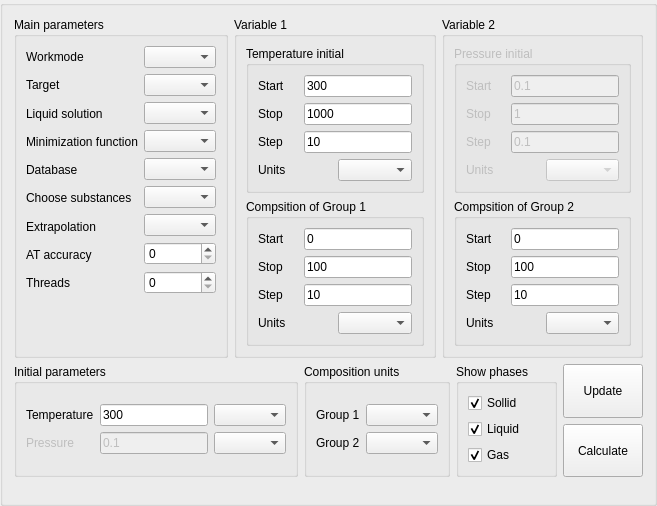
Above: src/calculationparameters.ui from alexonemore/atc before the change. Below: the same form after it.
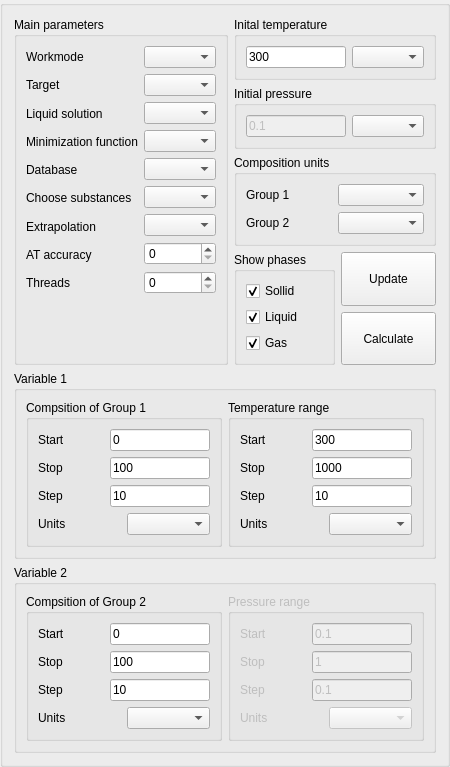
That is the form after the change.

Patch:
```diff
--- a/src/calculationparameters.ui
+++ b/src/calculationparameters.ui
@@ -6,16 +6,16 @@
    <rect>
     <x>0</x>
     <y>0</y>
-    <width>652</width>
-    <height>506</height>
+    <width>425</width>
+    <height>681</height>
    </rect>
   </property>
   <property name="windowTitle">
    <string>GroupBox</string>
   </property>
-  <layout class="QVBoxLayout" name="verticalLayout_27">
+  <layout class="QVBoxLayout" name="verticalLayout_10">
    <item>
-    <layout class="QHBoxLayout" name="horizontalLayout_13">
+    <layout class="QHBoxLayout" name="horizontalLayout_9">
      <item>
       <widget class="QGroupBox" name="groupBox_8">
        <property name="title">
@@ -125,20 +125,211 @@
          </layout>
         </item>
         <item>
-         <spacer name="verticalSpacer_3">
+         <spacer name="verticalSpacer">
           <property name="orientation">
            <enum>Qt::Vertical</enum>
           </property>
           <property name="sizeHint" stdset="0">
            <size>
-            <width>20</width>
-            <height>40</height>
+            <width>0</width>
+            <height>0</height>
            </size>
           </property>
          </spacer>
         </item>
        </layout>
       </widget>
+     </item>
+     <item>
+      <layout class="QVBoxLayout" name="verticalLayout_27">
+       <item>
+        <widget class="QGroupBox" name="groupBox_11">
+         <property name="title">
+          <string>Inital temperature</string>
+         </property>
+         <layout class="QHBoxLayout" name="horizontalLayout_10">
+          <item>
+           <widget class="QLineEdit" name="temperature_initial">
+            <property name="sizePolicy">
+             <sizepolicy hsizetype="Minimum" vsizetype="Fixed">
+              <horstretch>0</horstretch>
+              <verstretch>0</verstretch>
+             </sizepolicy>
+            </property>
+            <property name="maximumSize">
+             <size>
+              <width>100</width>
+              <height>16777215</height>
+             </size>
+            </property>
+            <property name="text">
+             <string>300</string>
+            </property>
+           </widget>
+          </item>
+          <item>
+           <widget class="QComboBox" name="temperature_initial_units"/>
+          </item>
+         </layout>
+        </widget>
+       </item>
+       <item>
+        <widget class="QGroupBox" name="groupBox_12">
+         <property name="title">
+          <string>Initial pressure</string>
+         </property>
+         <layout class="QHBoxLayout" name="horizontalLayout_16">
+          <item>
+           <widget class="QLineEdit" name="pressure_initial">
+            <property name="enabled">
+             <bool>false</bool>
+            </property>
+            <property name="sizePolicy">
+             <sizepolicy hsizetype="Minimum" vsizetype="Fixed">
+              <horstretch>0</horstretch>
+              <verstretch>0</verstretch>
+             </sizepolicy>
+            </property>
+            <property name="maximumSize">
+             <size>
+              <width>100</width>
+              <height>16777215</height>
+             </size>
+            </property>
+            <property name="text">
+             <string>0.1</string>
+            </property>
+           </widget>
+          </item>
+          <item>
+           <widget class="QComboBox" name="pressure_initial_units"/>
+          </item>
+         </layout>
+        </widget>
+       </item>
+       <item>
+        <widget class="QGroupBox" name="groupBox_7">
+         <property name="title">
+          <string>Composition units</string>
+         </property>
+         <layout class="QVBoxLayout" name="verticalLayout_17">
+          <item>
+           <layout class="QHBoxLayout" name="horizontalLayout_2">
+            <item>
+             <layout class="QVBoxLayout" name="verticalLayout_20">
+              <item>
+               <widget class="QLabel" name="label_18">
+                <property name="text">
+                 <string>Group 1</string>
+                </property>
+               </widget>
+              </item>
+              <item>
+               <widget class="QLabel" name="label_17">
+                <property name="text">
+                 <string>Group 2</string>
+                </property>
+               </widget>
+              </item>
+             </layout>
+            </item>
+            <item>
+             <layout class="QVBoxLayout" name="verticalLayout_21">
+              <item>
+               <widget class="QComboBox" name="group1_units"/>
+              </item>
+              <item>
+               <widget class="QComboBox" name="group2_units"/>
+              </item>
+             </layout>
+            </item>
+           </layout>
+          </item>
+         </layout>
+        </widget>
+       </item>
+       <item>
+        <layout class="QHBoxLayout" name="horizontalLayout_8">
+         <item>
+          <widget class="QGroupBox" name="groupBox_10">
+           <property name="sizePolicy">
+            <sizepolicy hsizetype="Minimum" vsizetype="Preferred">
+             <horstretch>0</horstretch>
+             <verstretch>0</verstretch>
+            </sizepolicy>
+           </property>
+           <property name="title">
+            <string>Show phases</string>
+           </property>
+           <layout class="QVBoxLayout" name="verticalLayout_26">
+            <item>
+             <widget class="QCheckBox" name="show_solid">
+              <property name="text">
+               <string>Sollid</string>
+              </property>
+              <property name="checked">
+               <bool>true</bool>
+              </property>
+             </widget>
+            </item>
+            <item>
+             <widget class="QCheckBox" name="show_liquid">
+              <property name="text">
+               <string>Liquid</string>
+              </property>
+              <property name="checked">
+               <bool>true</bool>
+              </property>
+             </widget>
+            </item>
+            <item>
+             <widget class="QCheckBox" name="show_gas">
+              <property name="text">
+               <string>Gas</string>
+              </property>
+              <property name="checked">
+               <bool>true</bool>
+              </property>
+             </widget>
+            </item>
+           </layout>
+          </widget>
+         </item>
+         <item>
+          <layout class="QVBoxLayout" name="verticalLayout_25">
+           <item>
+            <widget class="QPushButton" name="update">
+             <property name="sizePolicy">
+              <sizepolicy hsizetype="Preferred" vsizetype="Preferred">
+               <horstretch>0</horstretch>
+               <verstretch>0</verstretch>
+              </sizepolicy>
+             </property>
+             <property name="text">
+              <string>Update</string>
+             </property>
+            </widget>
+           </item>
+           <item>
+            <widget class="QPushButton" name="calculate">
+             <property name="sizePolicy">
+              <sizepolicy hsizetype="Preferred" vsizetype="Preferred">
+               <horstretch>0</horstretch>
+               <verstretch>0</verstretch>
+              </sizepolicy>
+             </property>
+             <property name="text">
+              <string>Calculate</string>
+             </property>
+            </widget>
+           </item>
+          </layout>
+         </item>
+        </layout>
+       </item>
+      </layout>
+     </item>
+    </layout>
      </item>
      <item>
       <widget class="QGroupBox" name="groupBox_2">
@@ -154,108 +345,7 @@
        <property name="checked">
         <bool>false</bool>
        </property>
-       <layout class="QVBoxLayout" name="verticalLayout_10">
-        <item>
-         <widget class="QGroupBox" name="groupBox">
-          <property name="title">
-           <string>Temperature initial</string>
-          </property>
-          <property name="checkable">
-           <bool>false</bool>
-          </property>
-          <property name="checked">
-           <bool>false</bool>
-          </property>
-          <layout class="QVBoxLayout" name="verticalLayout_3">
-           <item>
-            <layout class="QHBoxLayout" name="horizontalLayout">
-             <item>
-              <layout class="QVBoxLayout" name="verticalLayout">
-               <item>
-                <widget class="QLabel" name="label">
-                 <property name="text">
-                  <string>Start</string>
-                 </property>
-                </widget>
-               </item>
-               <item>
-                <widget class="QLabel" name="label_2">
-                 <property name="text">
-                  <string>Stop</string>
-                 </property>
-                </widget>
-               </item>
-               <item>
-                <widget class="QLabel" name="label_3">
-                 <property name="text">
-                  <string>Step</string>
-                 </property>
-                </widget>
-               </item>
-              </layout>
-             </item>
-             <item>
-              <layout class="QVBoxLayout" name="verticalLayout_2">
-               <item>
-                <widget class="QLineEdit" name="var1_temperature_start">
-                 <property name="sizePolicy">
-                  <sizepolicy hsizetype="Minimum" vsizetype="Fixed">
-                   <horstretch>0</horstretch>
-                   <verstretch>0</verstretch>
-                  </sizepolicy>
-                 </property>
-                 <property name="text">
-                  <string>300</string>
-                 </property>
-                </widget>
-               </item>
-               <item>
-                <widget class="QLineEdit" name="var1_temperature_stop">
-                 <property name="sizePolicy">
-                  <sizepolicy hsizetype="Minimum" vsizetype="Fixed">
-                   <horstretch>0</horstretch>
-                   <verstretch>0</verstretch>
-                  </sizepolicy>
-                 </property>
-                 <property name="text">
-                  <string>1000</string>
-                 </property>
-                </widget>
-               </item>
-               <item>
-                <widget class="QLineEdit" name="var1_temperature_step">
-                 <property name="sizePolicy">
-                  <sizepolicy hsizetype="Minimum" vsizetype="Fixed">
-                   <horstretch>0</horstretch>
-                   <verstretch>0</verstretch>
-                  </sizepolicy>
-                 </property>
-                 <property name="text">
-                  <string>10</string>
-                 </property>
-                </widget>
-               </item>
-              </layout>
-             </item>
-            </layout>
-           </item>
-           <item>
-            <layout class="QHBoxLayout" name="horizontalLayout_19">
-             <item>
-              <widget class="QLabel" name="label_20">
-               <property name="text">
-                <string>Units</string>
-               </property>
-              </widget>
-             </item>
-             <item>
-              <widget class="QComboBox" name="var1_temperature_units"/>
-             </item>
-            </layout>
-           </item>
-          </layout>
-         </widget>
-        </item>
+     <layout class="QHBoxLayout" name="horizontalLayout_12">
         <item>
          <widget class="QGroupBox" name="groupBox_6">
           <property name="title">
@@ -305,6 +395,12 @@
                    <verstretch>0</verstretch>
                   </sizepolicy>
                  </property>
+               <property name="maximumSize">
+                <size>
+                 <width>100</width>
+                 <height>16777215</height>
+                </size>
+               </property>
                  <property name="text">
                   <string>0</string>
                  </property>
@@ -318,6 +414,12 @@
                    <verstretch>0</verstretch>
                   </sizepolicy>
                  </property>
+               <property name="maximumSize">
+                <size>
+                 <width>100</width>
+                 <height>16777215</height>
+                </size>
+               </property>
                  <property name="text">
                   <string>100</string>
                  </property>
@@ -331,6 +433,12 @@
                    <verstretch>0</verstretch>
                   </sizepolicy>
                  </property>
+               <property name="maximumSize">
+                <size>
+                 <width>100</width>
+                 <height>16777215</height>
+                </size>
+               </property>
                  <property name="text">
                   <string>10</string>
                  </property>
@@ -357,6 +465,125 @@
           </layout>
          </widget>
         </item>
+      <item>
+       <widget class="QGroupBox" name="groupBox">
+        <property name="title">
+         <string>Temperature range</string>
+        </property>
+        <property name="checkable">
+         <bool>false</bool>
+        </property>
+        <property name="checked">
+         <bool>false</bool>
+        </property>
+        <layout class="QVBoxLayout" name="verticalLayout_3">
+         <item>
+          <layout class="QHBoxLayout" name="horizontalLayout">
+           <item>
+            <layout class="QVBoxLayout" name="verticalLayout">
+             <item>
+              <widget class="QLabel" name="label">
+               <property name="text">
+                <string>Start</string>
+               </property>
+              </widget>
+             </item>
+             <item>
+              <widget class="QLabel" name="label_2">
+               <property name="text">
+                <string>Stop</string>
+               </property>
+              </widget>
+             </item>
+             <item>
+              <widget class="QLabel" name="label_3">
+               <property name="text">
+                <string>Step</string>
+               </property>
+              </widget>
+             </item>
+            </layout>
+           </item>
+           <item>
+            <layout class="QVBoxLayout" name="verticalLayout_2">
+             <item>
+              <widget class="QLineEdit" name="var1_temperature_start">
+               <property name="sizePolicy">
+                <sizepolicy hsizetype="Minimum" vsizetype="Fixed">
+                 <horstretch>0</horstretch>
+                 <verstretch>0</verstretch>
+                </sizepolicy>
+               </property>
+               <property name="maximumSize">
+                <size>
+                 <width>100</width>
+                 <height>16777215</height>
+                </size>
+               </property>
+               <property name="text">
+                <string>300</string>
+               </property>
+              </widget>
+             </item>
+             <item>
+              <widget class="QLineEdit" name="var1_temperature_stop">
+               <property name="sizePolicy">
+                <sizepolicy hsizetype="Minimum" vsizetype="Fixed">
+                 <horstretch>0</horstretch>
+                 <verstretch>0</verstretch>
+                </sizepolicy>
+               </property>
+               <property name="maximumSize">
+                <size>
+                 <width>100</width>
+                 <height>16777215</height>
+                </size>
+               </property>
+               <property name="text">
+                <string>1000</string>
+               </property>
+              </widget>
+             </item>
+             <item>
+              <widget class="QLineEdit" name="var1_temperature_step">
+               <property name="sizePolicy">
+                <sizepolicy hsizetype="Minimum" vsizetype="Fixed">
+                 <horstretch>0</horstretch>
+                 <verstretch>0</verstretch>
+                </sizepolicy>
+               </property>
+               <property name="maximumSize">
+                <size>
+                 <width>100</width>
+                 <height>16777215</height>
+                </size>
+               </property>
+               <property name="text">
+                <string>10</string>
+               </property>
+              </widget>
+             </item>
+            </layout>
+           </item>
+          </layout>
+         </item>
+         <item>
+          <layout class="QHBoxLayout" name="horizontalLayout_19">
+           <item>
+            <widget class="QLabel" name="label_20">
+             <property name="text">
+              <string>Units</string>
+             </property>
+            </widget>
+           </item>
+           <item>
+            <widget class="QComboBox" name="var1_temperature_units"/>
+           </item>
+          </layout>
+         </item>
+        </layout>
+       </widget>
+      </item>
        </layout>
       </widget>
      </item>
@@ -371,111 +598,7 @@
        <property name="checked">
         <bool>false</bool>
        </property>
-       <layout class="QVBoxLayout" name="verticalLayout_11">
-        <item>
-         <widget class="QGroupBox" name="groupBox_4">
-          <property name="enabled">
-           <bool>false</bool>
-          </property>
-          <property name="title">
-           <string>Pressure initial</string>
-          </property>
-          <property name="checkable">
-           <bool>false</bool>
-          </property>
-          <property name="checked">
-           <bool>false</bool>
-          </property>
-          <layout class="QVBoxLayout" name="verticalLayout_4">
-           <item>
-            <layout class="QHBoxLayout" name="horizontalLayout_3">
-             <item>
-              <layout class="QVBoxLayout" name="verticalLayout_5">
-               <item>
-                <widget class="QLabel" name="label_4">
-                 <property name="text">
-                  <string>Start</string>
-                 </property>
-                </widget>
-               </item>
-               <item>
-                <widget class="QLabel" name="label_5">
-                 <property name="text">
-                  <string>Stop</string>
-                 </property>
-                </widget>
-               </item>
-               <item>
-                <widget class="QLabel" name="label_6">
-                 <property name="text">
-                  <string>Step</string>
-                 </property>
-                </widget>
-               </item>
-              </layout>
-             </item>
-             <item>
-              <layout class="QVBoxLayout" name="verticalLayout_6">
-               <item>
-                <widget class="QLineEdit" name="var2_pressure_start">
-                 <property name="sizePolicy">
-                  <sizepolicy hsizetype="Minimum" vsizetype="Fixed">
-                   <horstretch>0</horstretch>
-                   <verstretch>0</verstretch>
-                  </sizepolicy>
-                 </property>
-                 <property name="text">
-                  <string>0.1</string>
-                 </property>
-                </widget>
-               </item>
-               <item>
-                <widget class="QLineEdit" name="var2_pressure_stop">
-                 <property name="sizePolicy">
-                  <sizepolicy hsizetype="Minimum" vsizetype="Fixed">
-                   <horstretch>0</horstretch>
-                   <verstretch>0</verstretch>
-                  </sizepolicy>
-                 </property>
-                 <property name="text">
-                  <string>1</string>
-                 </property>
-                </widget>
-               </item>
-               <item>
-                <widget class="QLineEdit" name="var2_pressure_step">
-                 <property name="sizePolicy">
-                  <sizepolicy hsizetype="Minimum" vsizetype="Fixed">
-                   <horstretch>0</horstretch>
-                   <verstretch>0</verstretch>
-                  </sizepolicy>
-                 </property>
-                 <property name="text">
-                  <string>0.1</string>
-                 </property>
-                </widget>
-               </item>
-              </layout>
-             </item>
-            </layout>
-           </item>
-           <item>
-            <layout class="QHBoxLayout" name="horizontalLayout_20">
-             <item>
-              <widget class="QLabel" name="label_21">
-               <property name="text">
-                <string>Units</string>
-               </property>
-              </widget>
-             </item>
-             <item>
-              <widget class="QComboBox" name="var2_pressure_units"/>
-             </item>
-            </layout>
-           </item>
-          </layout>
-         </widget>
-        </item>
+     <layout class="QHBoxLayout" name="horizontalLayout_13">
         <item>
          <widget class="QGroupBox" name="groupBox_5">
           <property name="title">
@@ -525,6 +648,12 @@
                    <verstretch>0</verstretch>
                   </sizepolicy>
                  </property>
+               <property name="maximumSize">
+                <size>
+                 <width>100</width>
+                 <height>16777215</height>
+                </size>
+               </property>
                  <property name="text">
                   <string>0</string>
                  </property>
@@ -538,6 +667,12 @@
                    <verstretch>0</verstretch>
                   </sizepolicy>
                  </property>
+               <property name="maximumSize">
+                <size>
+                 <width>100</width>
+                 <height>16777215</height>
+                </size>
+               </property>
                  <property name="text">
                   <string>100</string>
                  </property>
@@ -551,6 +686,12 @@
                    <verstretch>0</verstretch>
                   </sizepolicy>
                  </property>
+               <property name="maximumSize">
+                <size>
+                 <width>100</width>
+                 <height>16777215</height>
+                </size>
+               </property>
                  <property name="text">
                   <string>10</string>
                  </property>
@@ -577,214 +718,130 @@
           </layout>
          </widget>
         </item>
-       </layout>
-      </widget>
-     </item>
-    </layout>
-   </item>
    <item>
-    <layout class="QHBoxLayout" name="horizontalLayout_8">
-     <item>
-      <widget class="QGroupBox" name="groupBox_9">
+       <widget class="QGroupBox" name="groupBox_4">
+        <property name="enabled">
+         <bool>false</bool>
+        </property>
        <property name="title">
-        <string>Initial parameters</string>
-       </property>
-       <layout class="QVBoxLayout" name="verticalLayout_15">
+         <string>Pressure range</string>
+        </property>
+        <property name="checkable">
+         <bool>false</bool>
+        </property>
+        <property name="checked">
+         <bool>false</bool>
+        </property>
+        <layout class="QVBoxLayout" name="verticalLayout_4">
         <item>
-         <layout class="QHBoxLayout" name="horizontalLayout_7">
+          <layout class="QHBoxLayout" name="horizontalLayout_3">
           <item>
-           <layout class="QVBoxLayout" name="verticalLayout_16">
+            <layout class="QVBoxLayout" name="verticalLayout_5">
             <item>
-             <widget class="QLabel" name="label_13">
+              <widget class="QLabel" name="label_4">
               <property name="text">
-               <string>Temperature</string>
+                <string>Start</string>
               </property>
              </widget>
             </item>
             <item>
-             <widget class="QLabel" name="label_14">
-              <property name="enabled">
-               <bool>false</bool>
-              </property>
+              <widget class="QLabel" name="label_5">
+               <property name="text">
+                <string>Stop</string>
+               </property>
+              </widget>
+             </item>
+             <item>
+              <widget class="QLabel" name="label_6">
               <property name="text">
-               <string>Pressure</string>
+                <string>Step</string>
               </property>
              </widget>
             </item>
            </layout>
           </item>
           <item>
-           <layout class="QVBoxLayout" name="verticalLayout_18">
+            <layout class="QVBoxLayout" name="verticalLayout_6">
             <item>
-             <widget class="QLineEdit" name="temperature_initial">
+              <widget class="QLineEdit" name="var2_pressure_start">
               <property name="sizePolicy">
                <sizepolicy hsizetype="Minimum" vsizetype="Fixed">
                 <horstretch>0</horstretch>
                 <verstretch>0</verstretch>
                </sizepolicy>
               </property>
+               <property name="maximumSize">
+                <size>
+                 <width>100</width>
+                 <height>16777215</height>
+                </size>
+               </property>
               <property name="text">
-               <string>300</string>
+                <string>0.1</string>
               </property>
              </widget>
             </item>
             <item>
-             <widget class="QLineEdit" name="pressure_initial">
-              <property name="enabled">
-               <bool>false</bool>
-              </property>
+              <widget class="QLineEdit" name="var2_pressure_stop">
               <property name="sizePolicy">
                <sizepolicy hsizetype="Minimum" vsizetype="Fixed">
                 <horstretch>0</horstretch>
                 <verstretch>0</verstretch>
                </sizepolicy>
               </property>
+               <property name="maximumSize">
+                <size>
+                 <width>100</width>
+                 <height>16777215</height>
+                </size>
+               </property>
               <property name="text">
-               <string>0.1</string>
+                <string>1</string>
               </property>
              </widget>
             </item>
-           </layout>
-          </item>
           <item>
-           <layout class="QVBoxLayout" name="verticalLayout_19">
-            <item>
-             <widget class="QComboBox" name="temperature_initial_units"/>
-            </item>
-            <item>
-             <widget class="QComboBox" name="pressure_initial_units"/>
-            </item>
-           </layout>
-          </item>
-         </layout>
-        </item>
-       </layout>
-      </widget>
-     </item>
-     <item>
-      <widget class="QGroupBox" name="groupBox_7">
-       <property name="title">
-        <string>Composition units</string>
-       </property>
-       <layout class="QVBoxLayout" name="verticalLayout_17">
-        <item>
-         <layout class="QHBoxLayout" name="horizontalLayout_2">
-          <item>
-           <layout class="QVBoxLayout" name="verticalLayout_20">
-            <item>
-             <widget class="QLabel" name="label_18">
-              <property name="text">
-               <string>Group 1</string>
-              </property>
-             </widget>
-            </item>
-            <item>
-             <widget class="QLabel" name="label_17">
+              <widget class="QLineEdit" name="var2_pressure_step">
+               <property name="sizePolicy">
+                <sizepolicy hsizetype="Minimum" vsizetype="Fixed">
+                 <horstretch>0</horstretch>
+                 <verstretch>0</verstretch>
+                </sizepolicy>
+               </property>
+               <property name="maximumSize">
+                <size>
+                 <width>100</width>
+                 <height>16777215</height>
+                </size>
+               </property>
               <property name="text">
-               <string>Group 2</string>
+                <string>0.1</string>
               </property>
              </widget>
             </item>
            </layout>
           </item>
-          <item>
-           <layout class="QVBoxLayout" name="verticalLayout_21">
-            <item>
-             <widget class="QComboBox" name="group1_units"/>
-            </item>
-            <item>
-             <widget class="QComboBox" name="group2_units"/>
-            </item>
-           </layout>
-          </item>
-         </layout>
-        </item>
-       </layout>
-      </widget>
-     </item>
+          </layout>
+         </item>
      <item>
-      <widget class="QGroupBox" name="groupBox_10">
-       <property name="title">
-        <string>Show phases</string>
-       </property>
-       <layout class="QVBoxLayout" name="verticalLayout_26">
+          <layout class="QHBoxLayout" name="horizontalLayout_20">
         <item>
-         <widget class="QCheckBox" name="show_solid">
+            <widget class="QLabel" name="label_21">
           <property name="text">
-           <string>Sollid</string>
-          </property>
-          <property name="checked">
-           <bool>true</bool>
-          </property>
+              <string>Units</string>
+             </property>
          </widget>
         </item>
         <item>
-         <widget class="QCheckBox" name="show_liquid">
-          <property name="text">
-           <string>Liquid</string>
-          </property>
-          <property name="checked">
-           <bool>true</bool>
-          </property>
-         </widget>
-        </item>
-        <item>
-         <widget class="QCheckBox" name="show_gas">
-          <property name="text">
-           <string>Gas</string>
-          </property>
-          <property name="checked">
-           <bool>true</bool>
-          </property>
-         </widget>
+            <widget class="QComboBox" name="var2_pressure_units"/>
+           </item>
+          </layout>
         </item>
        </layout>
       </widget>
      </item>
-     <item>
-      <layout class="QVBoxLayout" name="verticalLayout_25">
-       <item>
-        <widget class="QPushButton" name="update">
-         <property name="sizePolicy">
-          <sizepolicy hsizetype="Minimum" vsizetype="Preferred">
-           <horstretch>0</horstretch>
-           <verstretch>0</verstretch>
-          </sizepolicy>
-         </property>
-         <property name="text">
-          <string>Update</string>
-         </property>
-        </widget>
-       </item>
-       <item>
-        <widget class="QPushButton" name="calculate">
-         <property name="sizePolicy">
-          <sizepolicy hsizetype="Minimum" vsizetype="Preferred">
-           <horstretch>0</horstretch>
-           <verstretch>0</verstretch>
-          </sizepolicy>
-         </property>
-         <property name="text">
-          <string>Calculate</string>
-         </property>
-        </widget>
-       </item>
-      </layout>
-     </item>
-    </layout>
-   </item>
-   <item>
-    <spacer name="verticalSpacer">
-     <property name="orientation">
-      <enum>Qt::Vertical</enum>
-     </property>
-     <property name="sizeHint" stdset="0">
-      <size>
-       <width>20</width>
-       <height>40</height>
-      </size>
-     </property>
-    </spacer>
+     </layout>
+    </widget>
    </item>
   </layout>
  </widget>
```
Lines whose indentation alone changed are shown as unchanged.
